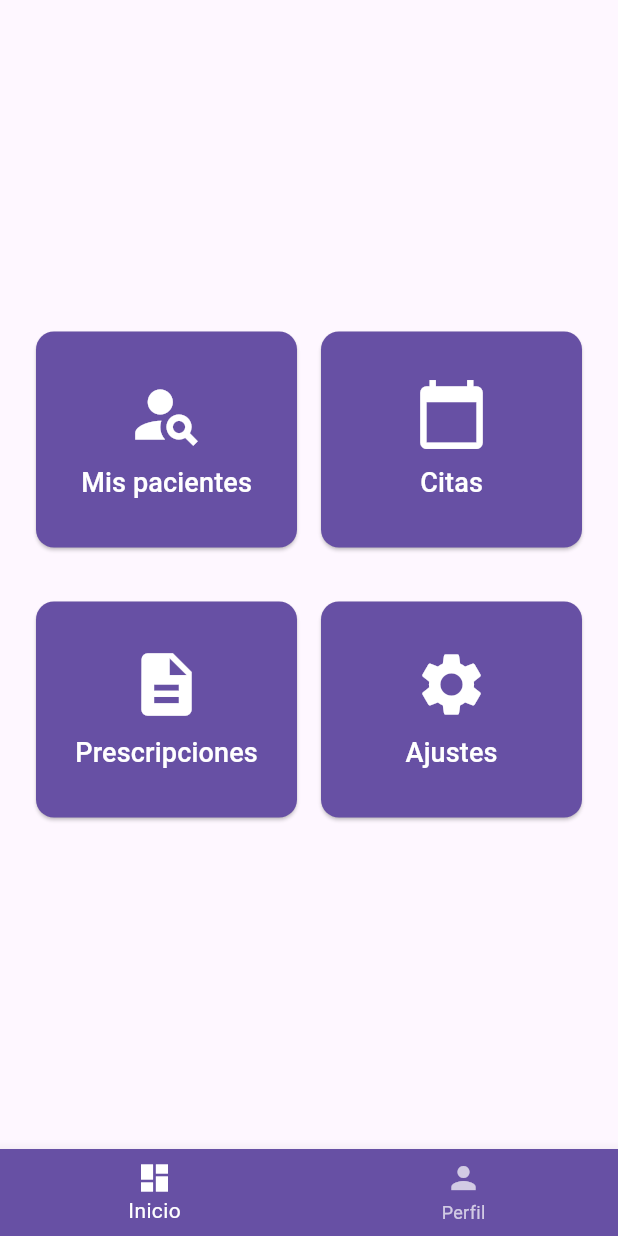
After one commit to tjqqaa/ITAPP, a Flutter app: the DoctorHomeScreen screen opened directly, after a tap on "Mis pacientes", on a phone screen of 412 x 824 dp. The commit adds this screen. Run offline on Flutter 3.47's test engine with Material 3 defaults, Android fonts, the phone set to English and light mode, and no system bars.

Commit message:
doctor_homescreen created and login updated

```diff
--- /dev/null
+++ b/lib/views/doctor_home_screen.dart
@@ -0,0 +1,113 @@
+import 'package:flutter/material.dart';
+import 'package:project/views/profile_screen.dart'; // Import the ProfileScreen
+
+class DoctorHomeScreen extends StatefulWidget {
+  const DoctorHomeScreen({Key? key}) : super(key: key);
+
+  @override
+  State<DoctorHomeScreen> createState() => _DoctorHomeScreenState();
+}
+
+class _DoctorHomeScreenState extends State<DoctorHomeScreen> {
+  int _selectedIndex = 0;
+
+  void _onItemTapped(int index) {
+    setState(() {
+      _selectedIndex = index;
+      if (index == 1) {
+        Navigator.push(
+          context,
+          MaterialPageRoute(builder: (context) => const ProfileScreen()),
+        );
+      }
+    });
+  }
+
+  @override
+  Widget build(BuildContext context) {
+    return Scaffold(
+      backgroundColor: Theme.of(context).scaffoldBackgroundColor,
+      body: Padding(
+        padding: const EdgeInsets.all(16.0),
+        child: Column(
+          mainAxisAlignment: MainAxisAlignment.center,
+          children: [
+            Row(
+              mainAxisAlignment: MainAxisAlignment.spaceEvenly,
+              children: [
+                _buildCustomButton(
+                  icon: Icons.person_search,
+                  label: 'Mis pacientes',
+                  onTap: () {},
+                ),
+                _buildCustomButton(
+                  icon: Icons.calendar_today,
+                  label: 'Citas',
+                  onTap: () {},
+                ),
+              ],
+            ),
+            const SizedBox(height: 20),
+            Row(
+              mainAxisAlignment: MainAxisAlignment.spaceEvenly,
+              children: [
+                _buildCustomButton(
+                  icon: Icons.description,
+                  label: 'Prescripciones',
+                  onTap: () {},
+                ),
+                _buildCustomButton(
+                  icon: Icons.settings,
+                  label: 'Ajustes',
+                  onTap: () {},
+                ),
+              ],
+            ),
+          ],
+        ),
+      ),
+      bottomNavigationBar: BottomNavigationBar(
+        backgroundColor: Theme.of(context).primaryColor,
+        selectedItemColor: Colors.white,
+        unselectedItemColor: Colors.white70,
+        currentIndex: _selectedIndex,
+        onTap: _onItemTapped,
+        items: const [
+          BottomNavigationBarItem(icon: Icon(Icons.dashboard), label: 'Inicio'),
+          BottomNavigationBarItem(icon: Icon(Icons.person), label: 'Perfil'),
+        ],
+      ),
+    );
+  }
+
+  Widget _buildCustomButton({
+    required IconData icon,
+    required String label,
+    required VoidCallback onTap,
+  }) {
+    return Expanded(
+      child: Padding(
+        padding: const EdgeInsets.all(8.0),
+        child: ElevatedButton(
+          onPressed: onTap,
+          style: ElevatedButton.styleFrom(
+            backgroundColor: Theme.of(context).primaryColor,
+            foregroundColor: Colors.white,
+            shape: RoundedRectangleBorder(
+              borderRadius: BorderRadius.circular(12),
+            ),
+            padding: const EdgeInsets.symmetric(vertical: 30),
+          ),
+          child: Column(
+            mainAxisSize: MainAxisSize.min,
+            children: [
+              Icon(icon, size: 50),
+              const SizedBox(height: 8),
+              Text(label, style: const TextStyle(fontSize: 18)),
+            ],
+          ),
+        ),
+      ),
+    );
+  }
+}
```
Also changed, not shown: lib/views/authenthication/login_screen.dart (+34 -15 lines).
